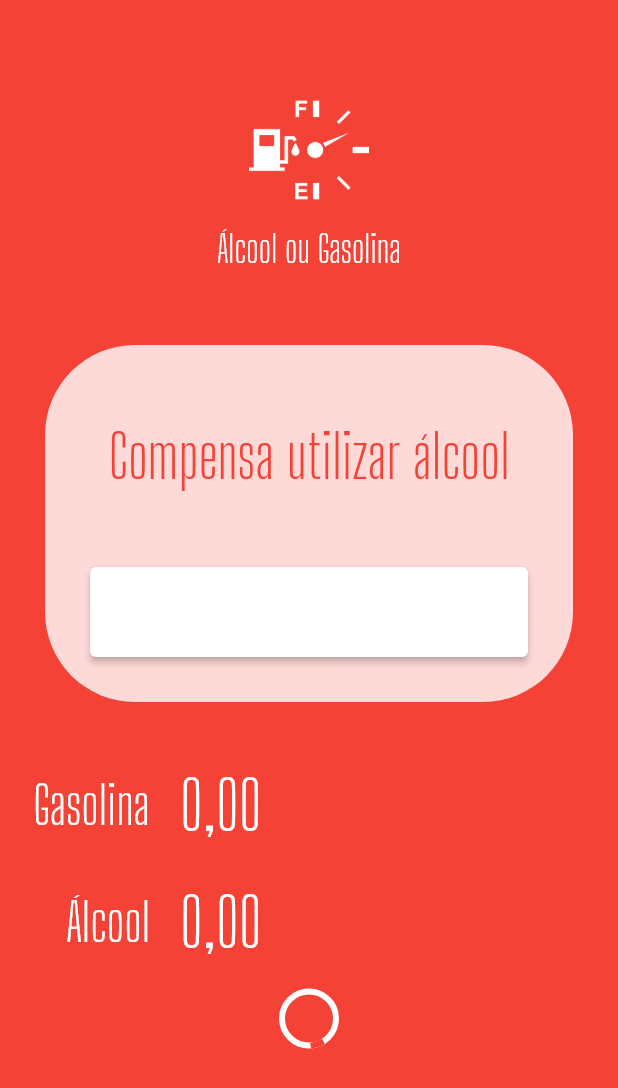
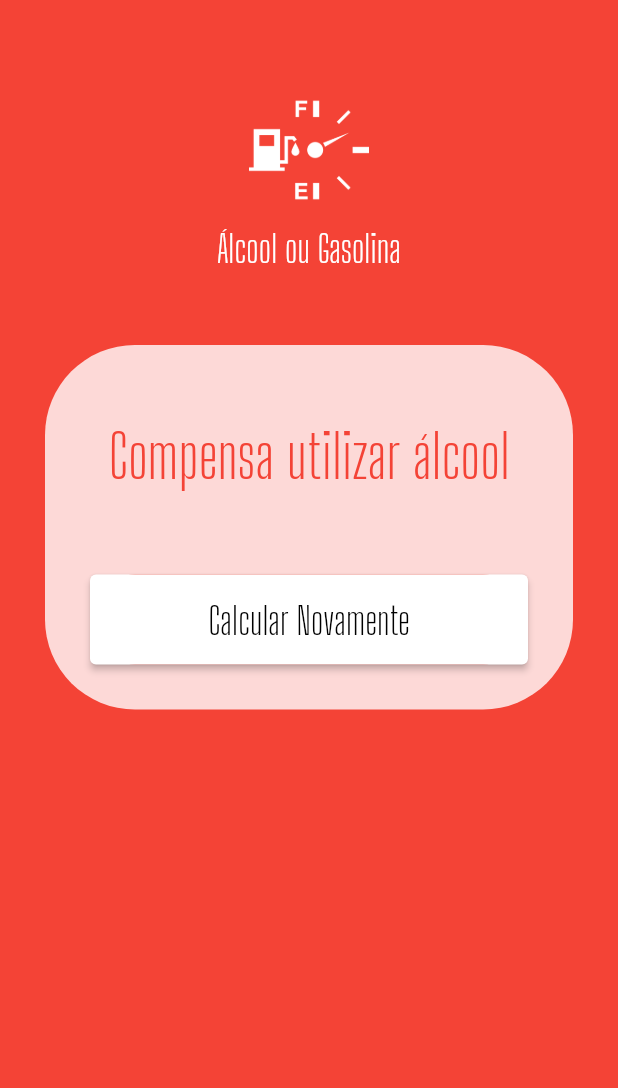
Before and after one commit to nijige/Ligerinho, a Flutter app: the screen it shows after launch, on a phone screen of 412 x 824 dp. Shown: the top 1088 px of the screen. Run offline on Flutter 3.47's test engine with Material 2 defaults, Android fonts, the phone set to English and light mode, and no system bars; our stand-ins replace flutter_masked_text.

Commit message:
fronteed pronto

```diff
--- a/lib/main.dart
+++ b/lib/main.dart
@@ -1,6 +1,9 @@
+import 'package:aog/pages/home_page.dart';
 import 'package:aog/widgets/input_widget.dart';
 import 'package:aog/widgets/loading-button-widget.dart';
 import 'package:aog/widgets/logo_widget.dart';
+import 'package:aog/widgets/submit_form.dart';
+import 'package:aog/widgets/sucess_widget.dart';
 import 'package:flutter/material.dart';
 import 'package:flutter_masked_text/flutter_masked_text.dart';
 
@@ -22,60 +25,3 @@ class MyApp extends StatelessWidget {
     );
   }
 }
-
-class HomePage extends StatelessWidget {
-  var _gasCtrl = MoneyMaskedTextController();
-  var _alcCtrl = MoneyMaskedTextController();
-
-  @override
-  Widget build(BuildContext context) {
-    return Scaffold(
-        backgroundColor: Theme.of(context).primaryColor,
-        body: ListView(
-          children: <Widget>[
-            Logo(),
-            Container(
-              margin: EdgeInsets.all(30),
-              width: double.infinity,
-              decoration: BoxDecoration(
-                  color: Colors.white.withOpacity(0.8),
-                  borderRadius: BorderRadius.circular(60)),
-              child: Column(
-                children: <Widget>[
-                  SizedBox(
-                    height: 50,
-                  ),
-                  Text(
-                    "Compensa utilizar álcool",
-                    style: TextStyle(
-                      color: Theme.of(context).primaryColor,
-                      fontSize: 40,
-                      fontFamily: "Big Shoulders Display",
-                    ),
-                    textAlign: TextAlign.center,
-                  ),
-                  SizedBox(
-                    height: 20,
-                  ),
-                  LoadingButton(
-                      busy: false,
-                      invert: true,
-                      func: () {},
-                      text: "Calcular Novamente"),
-                ],
-              ),
-            ),
-            Input(
-              ctrl: _gasCtrl,
-              label: "Gasolina",
-            ),
-            Input(
-              ctrl: _alcCtrl,
-              label: "Álcool",
-            ),
-            LoadingButton(
-                busy:true, invert: false, func: () {}, text: "CALCULAR")
-          ],
-        ));
-  }
-}
--- /dev/null
+++ b/lib/pages/home_page.dart
@@ -0,0 +1,32 @@
+import 'package:aog/widgets/logo_widget.dart';
+import 'package:aog/widgets/submit_form.dart';
+import 'package:aog/widgets/sucess_widget.dart';
+import 'package:flutter/material.dart';
+
+import 'package:flutter_masked_text/flutter_masked_text.dart';
+
+class HomePage extends StatelessWidget {
+  var _gasCtrl = new MoneyMaskedTextController();
+  var _alcCtrl = new MoneyMaskedTextController();
+  var _busy = false;
+  var _completed = true;
+  var _resultText = "Compensa utilizar álcool";
+
+  @override
+  Widget build(BuildContext context) {
+    return Scaffold(
+        backgroundColor: Theme.of(context).primaryColor,
+        body: ListView(
+          children: <Widget>[
+            Logo(),
+            _completed
+                ? SucessWidget(result: _resultText, reset: () {})
+                : SubmitForm(
+                    alcCtrl: _alcCtrl,
+                    gasCtrl: _gasCtrl,
+                    busy: false,
+                    submitFun: () {})
+          ],
+        ));
+  }
+}
--- a/lib/widgets/input_widget.dart
+++ b/lib/widgets/input_widget.dart
@@ -5,12 +5,9 @@ class Input extends StatelessWidget {
   var label = "";
   var ctrl = new MoneyMaskedTextController();
 
-  Input ({
+  Input({
     @required this.label,
     @required this.ctrl,
-
-
-
   });
 
   @override
--- a/lib/widgets/loading-button-widget.dart
+++ b/lib/widgets/loading-button-widget.dart
@@ -40,7 +40,7 @@ class LoadingButton extends StatelessWidget {
                 text,
                 style: TextStyle(
                     color:
-                        invert ? Colors.white : Theme.of(context).primaryColor,
+                        invert ? Colors.black : Theme.of(context).primaryColor,
                     fontSize: 25,
                     fontFamily: "Big Shoulders Display"),
               ),
--- /dev/null
+++ b/lib/widgets/sucess_widget.dart
@@ -0,0 +1,47 @@
+import 'package:flutter/material.dart';
+
+import 'loading-button-widget.dart';
+
+class SucessWidget extends StatelessWidget {
+  var result = "";
+  Function reset;
+
+  SucessWidget({
+    @required this.result,
+    @required this.reset,
+  });
+  @override
+  Widget build(BuildContext context) {
+    return Container(
+      margin: EdgeInsets.all(30),
+      width: double.infinity,
+      decoration: BoxDecoration(
+          color: Colors.white.withOpacity(0.8),
+          borderRadius: BorderRadius.circular(60)),
+      child: Column(
+        children: <Widget>[
+          SizedBox(
+            height: 50,
+          ),
+          Text(
+            result,
+            style: TextStyle(
+              color: Theme.of(context).primaryColor,
+              fontSize: 40,
+              fontFamily: "Big Shoulders Display",
+            ),
+            textAlign: TextAlign.center,
+          ),
+          SizedBox(
+            height: 25,
+          ),
+          LoadingButton(
+              busy: false,
+              invert: true,
+              func: reset,
+              text: "Calcular Novamente"),
+        ],
+      ),
+    );
+  }
+}
```
Also changed, not shown: lib/widgets/submit_form.dart (added, +51 -0 lines).
